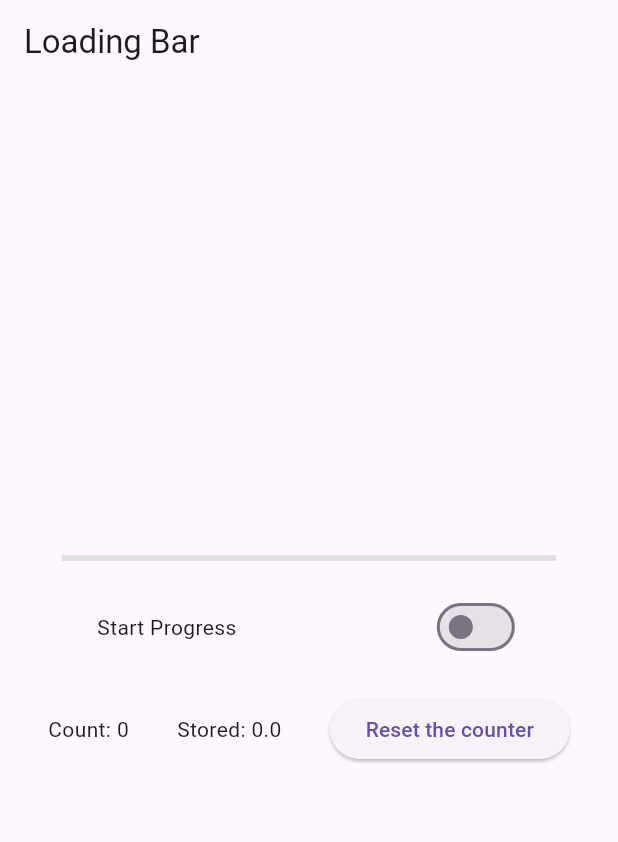
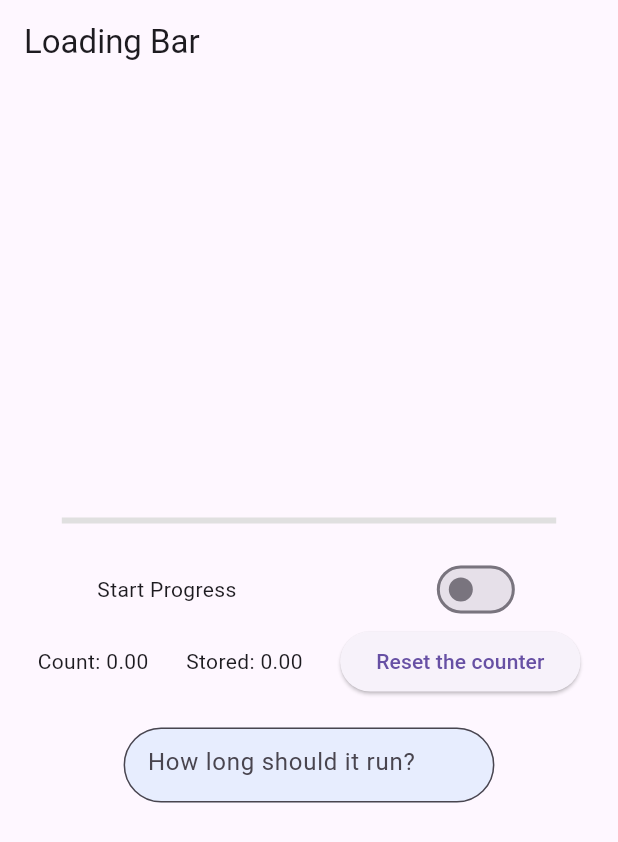
Before and after one commit to rolandparragh/flutter, a Flutter app: the screen it shows after launch, after a tap on "Reset the counter", on a phone screen of 412 x 824 dp. Shown: the top 842 px of the screen. Run offline on Flutter 3.47's test engine with Material 3 defaults, Android fonts, the phone set to English and light mode, and no system bars; our stand-ins replace shared_preferences.

Commit message:
textfield no function

```diff
--- a/helloword/lib/main.dart
+++ b/helloword/lib/main.dart
@@ -34,8 +34,8 @@ class _MyAppState extends State<MyApp> {
   Future<void> _setStored() async {
     final prefs = await SharedPreferences.getInstance();
     setState(() {
+      prefs.setDouble('stored', progress);
       _stored = prefs.getDouble('stored') ?? 0;
-      prefs.setDouble('stored', progress);
     });
   }
 
@@ -97,22 +97,41 @@ class _MyAppState extends State<MyApp> {
                     }),
               ],
             ),
-            SizedBox(height: 20),
             Row(
               mainAxisAlignment: MainAxisAlignment.spaceEvenly,
               children: [
-                Text("Count: ${count.toString()}"),
-                Text('Stored: ${_stored.toString()}'),
+                Text("Count: ${count.toStringAsFixed(2)}"),
+                Text('Stored: ${_stored.toStringAsFixed(2)}'),
                 ElevatedButton(
                   onPressed: () {
                     _setStored();
                     setState(() {
                       count = 0;
-
-                      isProgressing = false;
+                      // isProgressing = false;
                     });
                   },
                   child: Text('Reset the counter'),
+                ),
+              ],
+            ),
+            SizedBox(height: 20),
+            Row(
+              mainAxisAlignment: MainAxisAlignment.center,
+              children: [
+                Center(
+                  child: SizedBox(
+                    width: MediaQuery.of(context).size.width * 0.6,
+                    height: 50,
+                    child: TextField(
+                      decoration: InputDecoration(
+                        filled: true,
+                        fillColor: Colors.blue.withOpacity(0.1),
+                        border: OutlineInputBorder(
+                            borderRadius: BorderRadius.circular(30.0)),
+                        hintText: "How long should it run?",
+                      ),
+                    ),
+                  ),
                 ),
               ],
             ),
```
